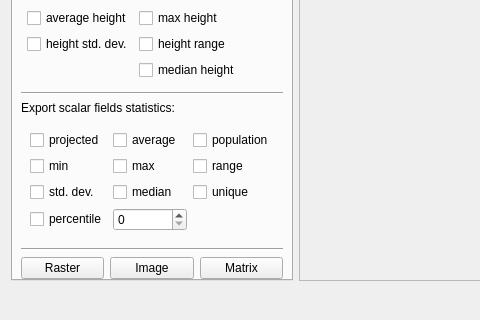
Old version of the form qCC/ui_templates/rasterizeDlg.ui in the repository magnuan/CloudCompare; both pictures show x 0 to 480 and y 632 to 952 of the 1024 by 952 pixel window.
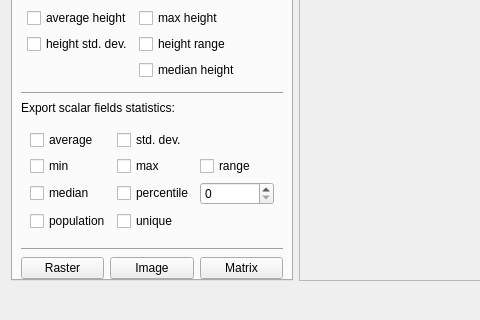
New version of the form.

Commit message: Remove export "projected" SF value in rasterize, it is sort of redundant with interpolate SF function

Patch:
```diff
--- a/qCC/ui_templates/rasterizeDlg.ui
+++ b/qCC/ui_templates/rasterizeDlg.ui
@@ -669,16 +669,6 @@
 			   </property>
 
                <item row="0" column="0">
-                <widget class="QCheckBox" name="generateSFStatisticsProjectedCheckBox">
-                 <property name="toolTip">
-                  <string>Adds a scalar field for each input scalar field, with value based on the projected height value</string>
-                 </property>
-                 <property name="text">
-                  <string>projected</string>
-                 </property>
-                </widget>
-               </item>
-               <item row="0" column="1">
                 <widget class="QCheckBox" name="generateSFStatisticsAverageCheckBox">
                  <property name="toolTip">
                   <string>Adds a scalar field for each input scalar field, with an average of values withih each cell</string>
@@ -688,17 +678,18 @@
                  </property>
                 </widget>
                </item>
-               <item row="0" column="2">
-                <widget class="QCheckBox" name="generateSFStatisticsPopulationCheckBox">
+               <item row="0" column="1">
+                <widget class="QCheckBox" name="generateSFStatisticsStdDevCheckBox">
                  <property name="toolTip">
                   <string>Adds a scalar field for each input scalar field, with grid density (= number of points inside each cell)</string>
                  </property>
                  <property name="text">
-                  <string>population</string>
+                  <string>std. dev.</string>
                  </property>
                 </widget>
                </item>
-               <item row="1" column="0">
+               
+			   <item row="1" column="0">
                 <widget class="QCheckBox" name="generateSFStatisticsMinCheckBox">
                  <property name="toolTip">
                   <string>Adds a scalar field for each input scalar field, with the minimum value inside each cell</string>
@@ -728,17 +719,8 @@
                  </property>
                 </widget>
                </item>
-               <item row="2" column="0">
-                <widget class="QCheckBox" name="generateSFStatisticsStdDevCheckBox">
-                 <property name="toolTip">
-                  <string>Adds a scalar field for each input scalar field, with the standard deviation of values within each cell</string>
-                 </property>
-                 <property name="text">
-                  <string>std. dev.</string>
-                 </property>
-                </widget>
-               </item>
-               <item row="2" column="1">
+               
+			   <item row="2" column="0">
                 <widget class="QCheckBox" name="generateSFStatisticsMedianCheckBox">
                  <property name="toolTip">
                   <string>Adds a scalar field for each input scalar field, with the median of values within each cell (= p50 percentile)</string>
@@ -748,19 +730,7 @@
                  </property>
                 </widget>
                </item>
-               <item row="2" column="2">
-                <widget class="QCheckBox" name="generateSFStatisticsUniqueCheckBox">
-                 <property name="toolTip">
-                  <string>Adds a scalar field for each input scalar field, with the number of unique values within each cell</string>
-                 </property>
-                 <property name="text">
-                  <string>unique</string>
-                 </property>
-                </widget>
-               </item>
-               
-			   
-			   <item row="3" column="0">
+			   <item row="2" column="1">
                 <widget class="QCheckBox" name="generateSFStatisticsPercentileCheckBox">
                  <property name="toolTip">
                   <string>Adds a scalar field for each input scalar field, with a specific percentile within each cell</string>
@@ -770,8 +740,7 @@
                  </property>
                 </widget>
                </item>
-
-			   <item row="3" column="1">
+			   <item row="2" column="2">
 				<widget class="QDoubleSpinBox" name="generateSFStatisticsPercentileDoubleSpinBox">
 				 <property name="enabled">
 				  <bool>true</bool>
@@ -791,6 +760,26 @@
 				</widget>
 			   </item>
 
+               <item row="3" column="0">
+                <widget class="QCheckBox" name="generateSFStatisticsPopulationCheckBox">
+                 <property name="toolTip">
+                  <string>Adds a scalar field for each input scalar field, with grid density (= number of points inside each cell)</string>
+                 </property>
+                 <property name="text">
+                  <string>population</string>
+                 </property>
+                </widget>
+               </item>
+               <item row="3" column="1">
+                <widget class="QCheckBox" name="generateSFStatisticsUniqueCheckBox">
+                 <property name="toolTip">
+                  <string>Adds a scalar field for each input scalar field, with the number of unique values within each cell</string>
+                 </property>
+                 <property name="text">
+                  <string>unique</string>
+                 </property>
+                </widget>
+               </item>
 
               </layout>
              </widget>
```
Left out of the diff: 2 changed lines with no effect on the pictures. The commit also changes 3 other files.
